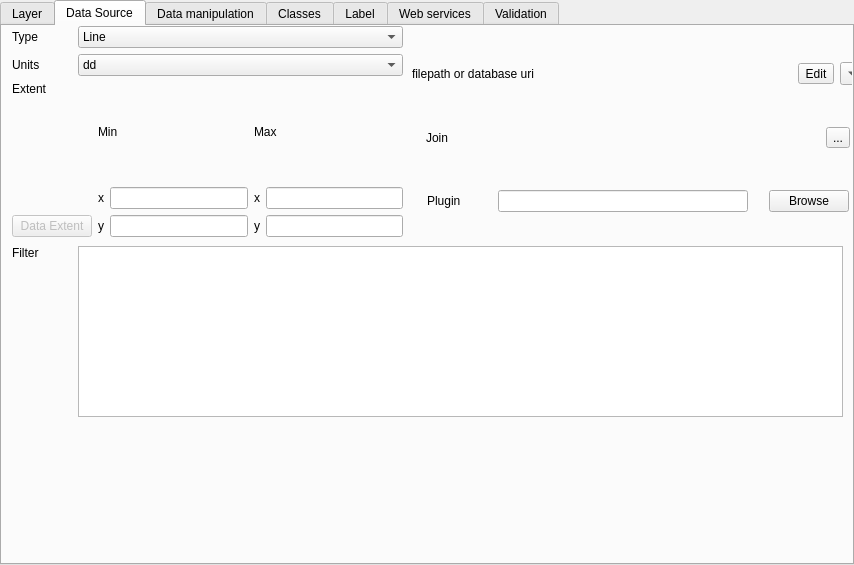
The window that layersettingsvector.ui (QMapfileEditor/QMapfileEditor) describes before a commit, drawn with Qt 5.
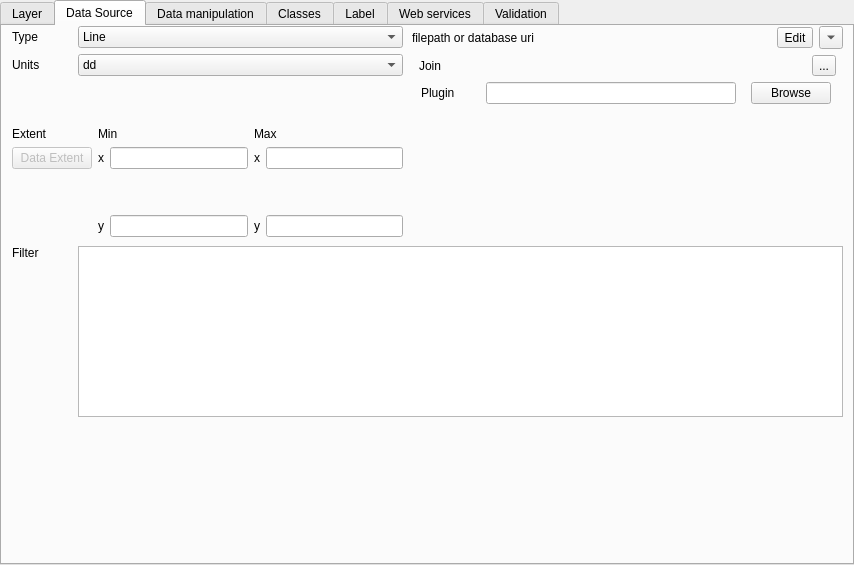
The same window after the commit. The open tabs and pages were chosen to show the change. Icons and pictures are not drawn.

Commit message: Add vertical and horizontal spacer for better layout

Diff of the .ui file:
```diff
--- a/layersettingsvector.ui
+++ b/layersettingsvector.ui
@@ -775,6 +775,19 @@
        </item>
       </layout>
      </item>
+     <item>
+      <spacer name="verticalSpacer_2">
+       <property name="orientation">
+        <enum>Qt::Vertical</enum>
+       </property>
+       <property name="sizeHint" stdset="0">
+        <size>
+         <width>20</width>
+         <height>40</height>
+        </size>
+       </property>
+      </spacer>
+     </item>
      <item>
       <layout class="QHBoxLayout" name="extentLayout">
        <item>
@@ -811,6 +824,19 @@
            </property>
           </widget>
          </item>
+         <item>
+          <spacer name="verticalSpacer_3">
+           <property name="orientation">
+            <enum>Qt::Vertical</enum>
+           </property>
+           <property name="sizeHint" stdset="0">
+            <size>
+             <width>20</width>
+             <height>40</height>
+            </size>
+           </property>
+          </spacer>
+         </item>
         </layout>
        </item>
        <item>
@@ -836,6 +862,19 @@
            </item>
           </layout>
          </item>
+         <item>
+          <spacer name="verticalSpacer_4">
+           <property name="orientation">
+            <enum>Qt::Vertical</enum>
+           </property>
+           <property name="sizeHint" stdset="0">
+            <size>
+             <width>20</width>
+             <height>40</height>
+            </size>
+           </property>
+          </spacer>
+         </item>
          <item>
           <layout class="QHBoxLayout" name="horizontalLayout_48">
            <item>
@@ -875,6 +914,19 @@
            </item>
           </layout>
          </item>
+         <item>
+          <spacer name="verticalSpacer_5">
+           <property name="orientation">
+            <enum>Qt::Vertical</enum>
+           </property>
+           <property name="sizeHint" stdset="0">
+            <size>
+             <width>20</width>
+             <height>40</height>
+            </size>
+           </property>
+          </spacer>
+         </item>
          <item>
           <layout class="QHBoxLayout" name="horizontalLayout_50">
            <item>
@@ -941,7 +993,7 @@
      <rect>
       <x>410</x>
       <y>0</y>
-      <width>462</width>
+      <width>431</width>
       <height>222</height>
      </rect>
     </property>
@@ -1093,6 +1145,19 @@
      <item>
       <layout class="QHBoxLayout" name="projectionLayout"/>
      </item>
+     <item>
+      <spacer name="verticalSpacer">
+       <property name="orientation">
+        <enum>Qt::Vertical</enum>
+       </property>
+       <property name="sizeHint" stdset="0">
+        <size>
+         <width>20</width>
+         <height>40</height>
+        </size>
+       </property>
+      </spacer>
+     </item>
     </layout>
    </widget>
   </widget>
```
The commit also changes 1 other file.
